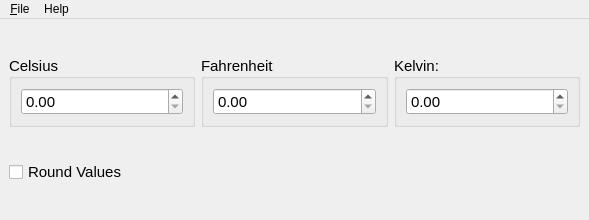
Before: the Qt Designer form mainwindow.ui in TiagoSBO/qtproject-temperature-converter, drawn with Qt 5.
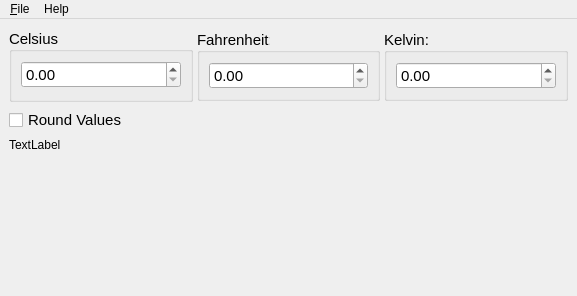
After: the same form once the commit is applied.

Commit message: Style: Adds spacers to the spinboxes.

What changed in the file:
```diff
--- a/mainwindow.ui
+++ b/mainwindow.ui
@@ -6,8 +6,8 @@
    <rect>
     <x>0</x>
     <y>0</y>
-    <width>589</width>
-    <height>220</height>
+    <width>577</width>
+    <height>296</height>
    </rect>
   </property>
   <property name="windowTitle">
@@ -23,6 +23,12 @@
    <layout class="QVBoxLayout" name="verticalLayout">
     <item>
      <layout class="QHBoxLayout" name="horizontalLayout_2">
+      <property name="spacing">
+       <number>4</number>
+      </property>
+      <property name="bottomMargin">
+       <number>0</number>
+      </property>
       <item>
        <widget class="QGroupBox" name="groupBoxCelsius">
         <property name="sizePolicy">
@@ -47,11 +53,23 @@
          <bool>false</bool>
         </property>
         <layout class="QHBoxLayout" name="horizontalLayout">
+         <property name="bottomMargin">
+          <number>11</number>
+         </property>
          <item>
           <widget class="QDoubleSpinBox" name="spinBoxCelsius">
+           <property name="sizePolicy">
+            <sizepolicy hsizetype="Preferred" vsizetype="Fixed">
+             <horstretch>0</horstretch>
+             <verstretch>0</verstretch>
+            </sizepolicy>
+           </property>
            <property name="prefix">
             <string/>
            </property>
+           <property name="suffix">
+            <string/>
+           </property>
           </widget>
          </item>
         </layout>
@@ -120,6 +138,8 @@
      </layout>
     </item>
     <item>
+     <layout class="QHBoxLayout" name="horizontalLayout_3">
+      <item>
      <widget class="QCheckBox" name="checkBox">
       <property name="font">
        <font>
@@ -134,6 +154,41 @@
       </property>
      </widget>
     </item>
+      <item>
+       <spacer name="horizontalSpacer">
+        <property name="orientation">
+         <enum>Qt::Orientation::Horizontal</enum>
+        </property>
+        <property name="sizeHint" stdset="0">
+         <size>
+          <width>40</width>
+          <height>20</height>
+         </size>
+        </property>
+       </spacer>
+      </item>
+     </layout>
+    </item>
+    <item>
+     <widget class="QLabel" name="label">
+      <property name="text">
+       <string>TextLabel</string>
+      </property>
+     </widget>
+    </item>
+    <item>
+     <spacer name="verticalSpacer">
+      <property name="orientation">
+       <enum>Qt::Orientation::Vertical</enum>
+      </property>
+      <property name="sizeHint" stdset="0">
+       <size>
+        <width>17</width>
+        <height>83</height>
+       </size>
+      </property>
+     </spacer>
+    </item>
    </layout>
   </widget>
   <widget class="QMenuBar" name="menubar">
@@ -141,7 +196,7 @@
     <rect>
      <x>0</x>
      <y>0</y>
-     <width>589</width>
+     <width>577</width>
      <height>25</height>
     </rect>
    </property>
```
Lines whose indentation alone changed are shown as unchanged.
